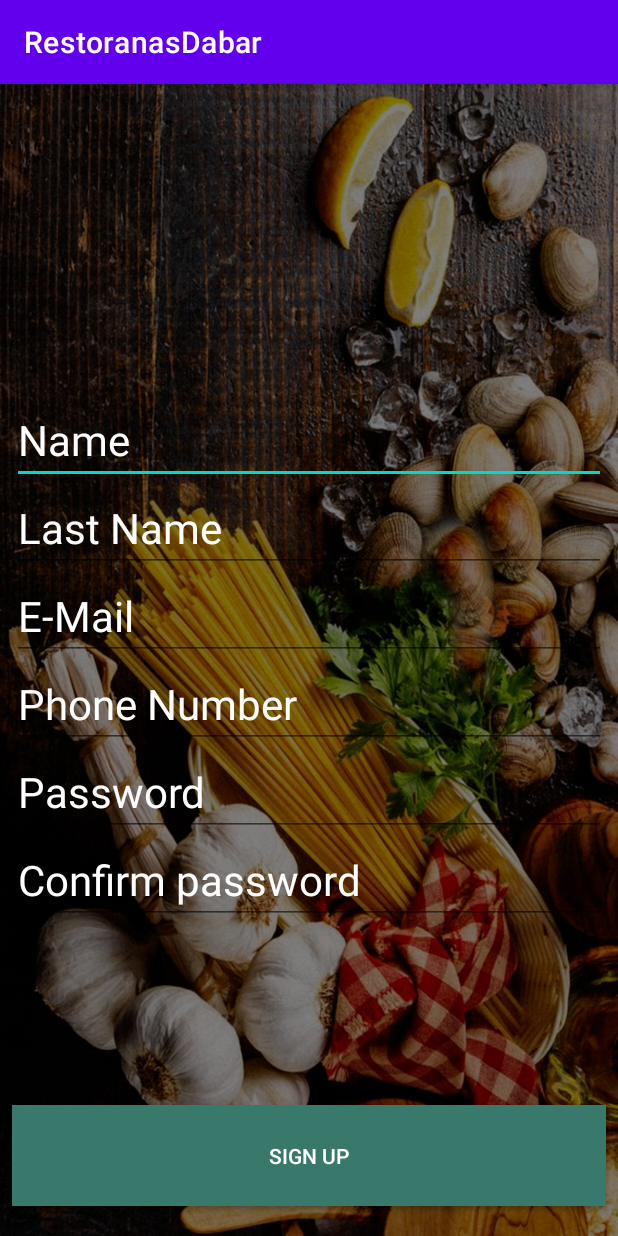
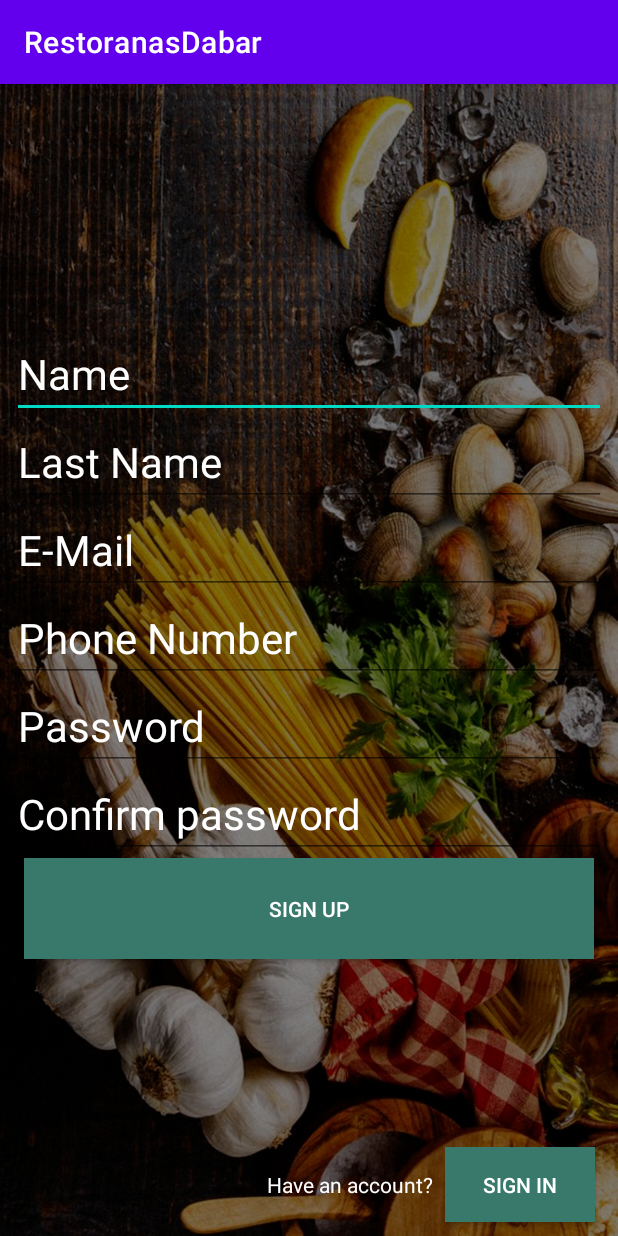
Before and after one commit to rytuks1337/RestoranasDabar, an Android app: the SignUp screen opened directly, with no data from a screen before it, on a phone screen of 412 x 824 dp. Run offline under Robolectric (Android 15) with nearby library versions, the phone set to English and light mode, and no system bars.

Commit message:
Pakeistas Sign Up langas

```diff
--- a/app/src/main/res/layout/activity_sign_up.xml
+++ b/app/src/main/res/layout/activity_sign_up.xml
@@ -78,9 +78,6 @@
             android:textSize="28sp"
             android:inputType="textPassword"
             />
-
-
-    </LinearLayout>
         <androidx.appcompat.widget.AppCompatButton
             android:id="@+id/btnSignUp"
             android:layout_width="match_parent"
@@ -94,4 +91,36 @@
             android:layout_marginBottom="20dp"
             />
 
+    </LinearLayout>
+    <LinearLayout
+        android:orientation="horizontal"
+        android:layout_marginLeft="8dp"
+        android:layout_marginRight="8dp"
+        android:layout_alignParentBottom="true"
+        android:layout_width="match_parent"
+        android:layout_height="wrap_content">
+        <TextView
+            android:id="@+id/tvSignUp"
+            android:layout_width="wrap_content"
+            android:layout_height="wrap_content"
+            android:layout_marginStart="170dp"
+            android:layout_marginTop="20dp"
+            android:textColor="@color/white"
+            android:text="Have an account?" />
+
+        <androidx.appcompat.widget.AppCompatButton
+            android:id="@+id/btnSignIn"
+            android:layout_width="100dp"
+            android:layout_height="50dp"
+            android:layout_marginLeft="8dp"
+            android:layout_marginTop="20dp"
+            android:layout_marginRight="8dp"
+            android:layout_marginBottom="9dp"
+            android:background="@color/btnSignUp"
+            android:text="Sign In"
+            android:textColor="@color/white"
+            app:cornerRadius="10dp" />
+    </LinearLayout>
+
+
 </RelativeLayout>
```
Lines whose indentation alone changed are shown as unchanged.
